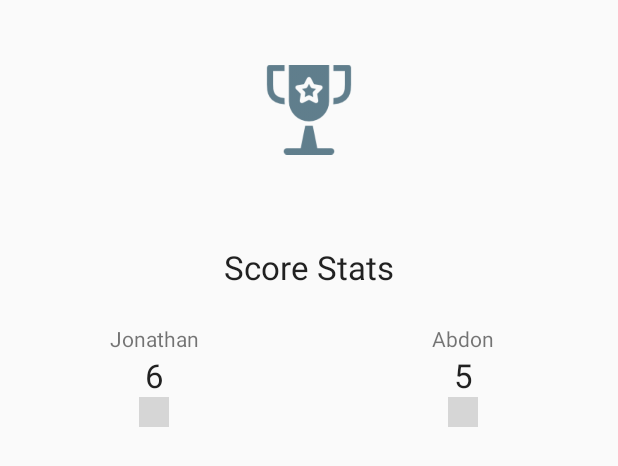
After one commit to Jabdon/Morpion, an Android app: the layout score_dialog_layout.xml on its own in the app's theme, with its tools: preview values and no code run, on a phone screen of 412 x 824 dp. The commit adds this screen. Shown: the top 466 px of the screen. Run offline under Robolectric (Android 15) with nearby library versions, the phone set to English and light mode, and no system bars; grey boxes are pictures that could not be loaded.

Commit message:
- implement Dialog box for score stats

```diff
--- a/app/src/main/java/com/example/jonathan/morpion/Game_Fragment.java
+++ b/app/src/main/java/com/example/jonathan/morpion/Game_Fragment.java
@@ -53,6 +53,14 @@ public class Game_Fragment extends Fragment {
     public static int square_remainder = 100 ; // the amount of square created
     public static int Player_score_1 = 0;
     public static int Player_score_2 = 0 ;
+    public static View root_fragment_game_view ;
+
+    //dialog view
+    public TextView Player1_score_view ;
+    public TextView Player2_score_view ;
+
+    public TextView Player1_name_view ;
+    public TextView Player2_name_view ;
 
 
     public Game_Fragment() {
@@ -63,15 +71,19 @@ public class Game_Fragment extends Fragment {
     @Override
     public View onCreateView(LayoutInflater inflater, ViewGroup container,
                              Bundle savedInstanceState) {
-        //add menu
-        setHasOptionsMenu(true);
+
 
         // Inflate the layout for this fragment
-        View root_fragment_game_view = inflater.inflate(R.layout.fragment_game_, container, false);
+        root_fragment_game_view = inflater.inflate(R.layout.fragment_game_, container, false);
         context = this.getContext();
         activity = this.getActivity() ;
         player_view_1 = (LinearLayout) root_fragment_game_view.findViewById(R.id.gamescreen_player1_container);
         player_view_2 = (LinearLayout) root_fragment_game_view.findViewById(R.id.gamescreen_player2_container);
+
+
+        //add menu
+        setHasOptionsMenu(true);
+
         createGridsheet(gridview,root_fragment_game_view );
         userLabelInfo(root_fragment_game_view) ;
         animation_for_player1 = new ImageView(this.getContext());
@@ -137,6 +149,36 @@ This method will handle items selected on toolbar
             dialog.show() ;
         }
 
+        else if (id == R.id.scores){
+            AlertDialog.Builder dialog = new AlertDialog.Builder(context) ;
+            LayoutInflater inflater = this.getLayoutInflater(null);
+            View dialogView = inflater.inflate(R.layout.score_dialog_layout, null);
+            //
+            Player1_name_view = (TextView) dialogView.findViewById(R.id.dialo_player1_name);
+            Player2_name_view = (TextView) dialogView.findViewById(R.id.dialo_player2_name);
+
+            //
+            Player1_score_view = (TextView) dialogView.findViewById(R.id.dialog_player1_score);
+            Player2_score_view = (TextView) dialogView.findViewById(R.id.dialog_player2_score);
+
+            // set names in dialog
+            Player1_name_view.setText(Enter_Name_Activity.name1);
+            Player2_name_view.setText(Enter_Name_Activity.name2);
+
+            // set score in dialog
+            Player1_score_view.setText(String.valueOf(Player_score_1));
+            Player2_score_view.setText(String.valueOf(Player_score_2));
+            dialog.setView(dialogView);
+
+
+
+            dialog.setPositiveButton("Ok", new DialogInterface.OnClickListener() {
+                public void onClick(DialogInterface dialog, int which) {
+                    // Do Undo`
+                }
+            });
+            dialog.show() ;
+        }
         return super.onOptionsItemSelected(item);
     }
 
@@ -211,7 +253,7 @@ ONLY for USER vs USER
         player2_linearlayout_horizontal.addView(iconViewPlayer2, 0);
         TextView player_name_1 = (TextView) view.findViewById(R.id.player_name_1) ;
         TextView player_name_2 = (TextView) view.findViewById(R.id.player_name_2) ;
-        player_name_1.setText( Enter_Name_Activity.name1);
+        player_name_1.setText(Enter_Name_Activity.name1);
         player_name_2.setText(Enter_Name_Activity.name2);
     }
 
--- a/app/src/main/res/layout/fragment_game_.xml
+++ b/app/src/main/res/layout/fragment_game_.xml
@@ -4,6 +4,7 @@
     android:layout_height="match_parent"
     tools:context="com.example.jonathan.morpion.Game_Fragment"
     android:id="@+id/Fragment_Game">
+
 
     <LinearLayout
         android:id="@+id/game_container"
--- /dev/null
+++ b/app/src/main/res/layout/score_dialog_layout.xml
@@ -0,0 +1,100 @@
+<?xml version="1.0" encoding="utf-8"?>
+<LinearLayout xmlns:android="http://schemas.android.com/apk/res/android"
+    android:orientation="vertical" android:layout_width="match_parent"
+    android:layout_height="match_parent">
+
+
+    <ImageView
+        android:layout_marginTop="5dp"
+        android:src="@drawable/trophy"
+        android:layout_width="60dp"
+        android:layout_height="60dp"
+        android:layout_weight="10"
+        android:id="@+id/imageView2"
+        android:layout_gravity="center_horizontal" />
+
+    <LinearLayout
+        android:id="@+id/dialog_container_title"
+        android:orientation="horizontal"
+        android:layout_width="match_parent"
+        android:layout_weight="10"
+        android:gravity="center"
+        android:layout_height="0dp">
+
+        <TextView
+            android:layout_width="wrap_content"
+            android:layout_height="wrap_content"
+            android:textAppearance="?android:attr/textAppearanceLarge"
+            android:text="Score Stats"
+            android:id="@+id/dialog_title" />
+    </LinearLayout>
+
+    <LinearLayout
+        android:id="@+id/dialog_main_container"
+        android:orientation="horizontal"
+        android:layout_width="match_parent"
+        android:layout_weight="80"
+        android:layout_height="0dp"
+        android:layout_gravity="center_horizontal">
+
+        <LinearLayout
+            android:id="@+id/column1"
+            android:orientation="vertical"
+            android:layout_weight="50"
+            android:layout_width="0dp"
+            android:layout_height="match_parent">
+
+            <TextView
+                android:layout_width="wrap_content"
+                android:layout_height="wrap_content"
+                android:layout_gravity="center_horizontal"
+                android:text="Jonathan"
+                android:id="@+id/dialo_player1_name" />
+
+            <TextView
+                android:layout_width="wrap_content"
+                android:layout_height="wrap_content"
+                android:textAppearance="?android:attr/textAppearanceLarge"
+                android:layout_gravity="center_horizontal"
+                android:text="6"
+                android:id="@+id/dialog_player1_score" />
+
+            <ImageView
+                android:src="@drawable/ic_game_cross"
+                android:layout_width="20dp"
+                android:layout_height="20dp"
+                android:layout_gravity="center_horizontal" />
+
+        </LinearLayout>
+
+        <LinearLayout
+            android:id="@+id/column2"
+            android:orientation="vertical"
+            android:layout_weight="50"
+            android:layout_width="0dp"
+            android:layout_height="match_parent" >
+
+            <TextView
+                android:layout_width="wrap_content"
+                android:layout_height="wrap_content"
+                android:text="Abdon"
+                android:layout_gravity="center_horizontal"
+                android:id="@+id/dialo_player2_name" />
+
+            <TextView
+                android:layout_width="wrap_content"
+                android:layout_height="wrap_content"
+                android:textAppearance="?android:attr/textAppearanceLarge"
+                android:text="5"
+                android:layout_gravity="center_horizontal"
+                android:id="@+id/dialog_player2_score" />
+
+            <ImageView
+                android:src="@drawable/ic_game_circle"
+                android:layout_width="20dp"
+                android:layout_height="20dp"
+                android:layout_gravity="center_horizontal" />
+        </LinearLayout>
+
+    </LinearLayout>
+</LinearLayout>
```
